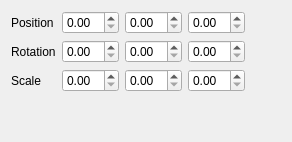
Before: the Qt Designer form QT Projects/2_QTBase_Docking/DockTest_2/QT_Dock2/transform.ui in MarcFly/AdvancedGraphicsProgramming, drawn with Qt 5.
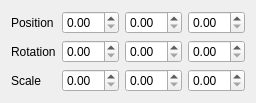
After: the same form once the commit is applied.

```diff
--- a/QT Projects/2_QTBase_Docking/DockTest_2/QT_Dock2/transform.ui
+++ b/QT Projects/2_QTBase_Docking/DockTest_2/QT_Dock2/transform.ui
@@ -6,8 +6,8 @@
    <rect>
     <x>0</x>
     <y>0</y>
-    <width>292</width>
-    <height>142</height>
+    <width>248</width>
+    <height>100</height>
    </rect>
   </property>
   <property name="windowTitle">
```
